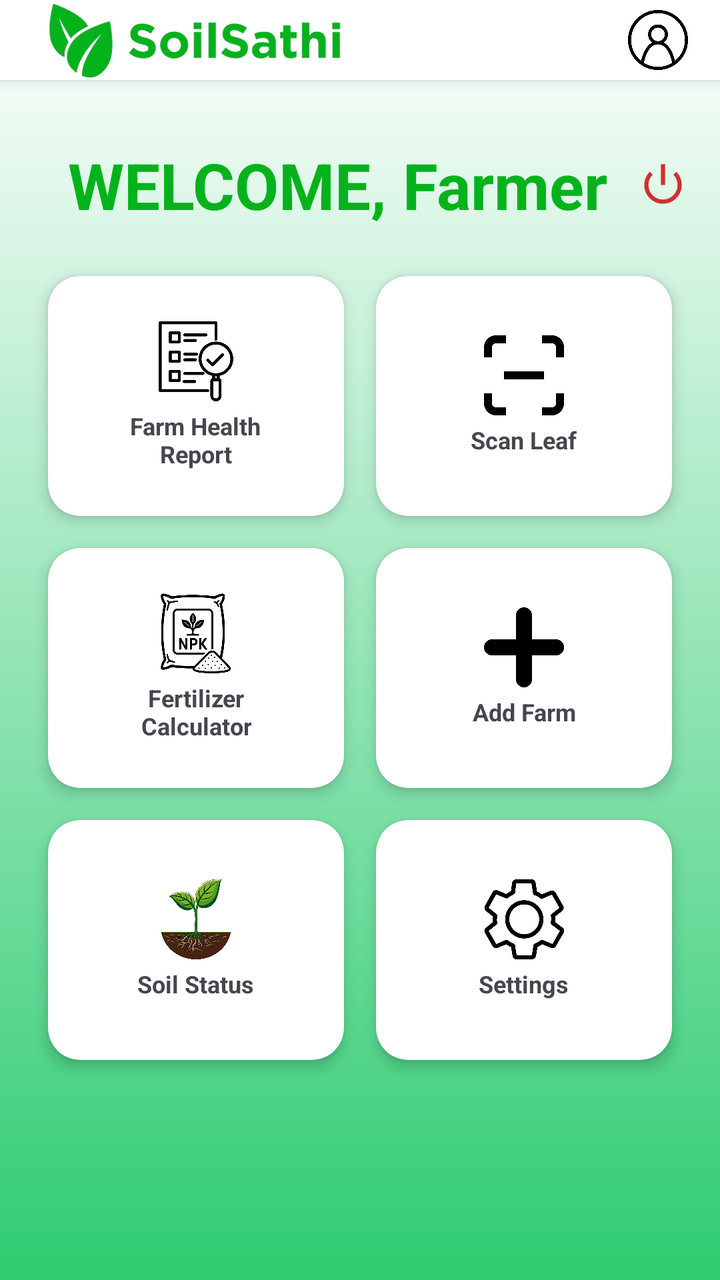
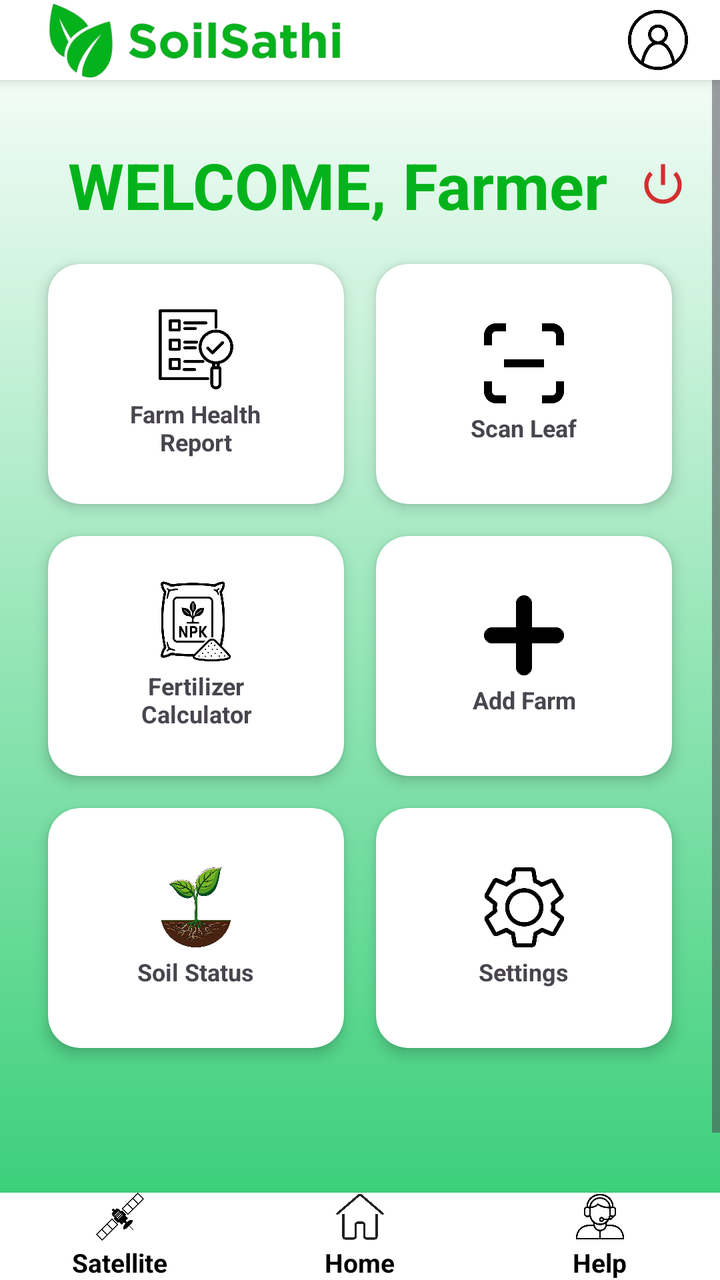

Compare the two renders of this Android layout. The source of the first and the diff that turns it into the second are given below.
<!-- AndroidManifest.xml: application theme Theme.FFHR -->
<!-- res/layout/activity_home.xml -->
<?xml version="1.0" encoding="utf-8"?>
<androidx.constraintlayout.widget.ConstraintLayout
    xmlns:android="http://schemas.android.com/apk/res/android"
    xmlns:app="http://schemas.android.com/apk/res-auto"
    android:layout_width="match_parent"
    android:layout_height="match_parent"
    android:background="@drawable/login_bg_gradient">

    <include
        android:id="@+id/my_header"
        layout="@layout/header_layout"
        android:layout_width="match_parent"
        android:layout_height="wrap_content"
        app:layout_constraintTop_toTopOf="parent"
        app:layout_constraintStart_toStartOf="parent"
        app:layout_constraintEnd_toEndOf="parent" />

    <ScrollView
        android:layout_width="match_parent"
        android:layout_height="0dp"
        android:fillViewport="true"
        app:layout_constraintTop_toBottomOf="@id/my_header"
        app:layout_constraintBottom_toBottomOf="parent">

        <androidx.constraintlayout.widget.ConstraintLayout
            android:layout_width="match_parent"
            android:layout_height="wrap_content"
            android:padding="16dp">

            <TextView
                android:id="@+id/tvGreeting"
                android:layout_width="0dp"
                android:layout_height="wrap_content"
                android:layout_marginStart="10dp"
                android:layout_marginTop="15dp"
                android:text=" WELCOME, Farmer"
                android:textColor="#04b31b"
                android:textSize="32sp"
                android:textStyle="bold"
                app:layout_constraintEnd_toStartOf="@+id/btnLogout"
                app:layout_constraintStart_toStartOf="parent"
                app:layout_constraintTop_toTopOf="parent" />

            <ImageView
                android:id="@+id/btnLogout"
                android:layout_width="25dp"
                android:layout_height="25dp"
                android:src="@android:drawable/ic_lock_power_off"
                app:tint="#D32F2F"
                android:clickable="true"
                android:focusable="true"
                android:background="?attr/selectableItemBackgroundBorderless"
                app:layout_constraintEnd_toEndOf="parent"
                app:layout_constraintTop_toTopOf="@id/tvGreeting"
                app:layout_constraintBottom_toBottomOf="@id/tvGreeting"/>

            <FrameLayout
                android:id="@+id/fragment_container_weather"
                android:layout_width="match_parent"
                android:layout_height="wrap_content"
                android:layout_marginTop="10dp"
                app:layout_constraintEnd_toEndOf="parent"
                app:layout_constraintHorizontal_bias="0.0"
                app:layout_constraintStart_toStartOf="parent"
                app:layout_constraintTop_toBottomOf="@id/tvGreeting" />

            <GridLayout
                android:id="@+id/gridLayout"
                android:layout_width="match_parent"
                android:layout_height="wrap_content"
                android:layout_marginBottom="80dp"
                android:alignmentMode="alignMargins"
                android:columnCount="2"
                android:rowCount="3"
                app:layout_constraintBottom_toBottomOf="parent"
                app:layout_constraintEnd_toEndOf="parent"
                app:layout_constraintStart_toStartOf="parent"
                app:layout_constraintTop_toBottomOf="@id/fragment_container_weather">

                <androidx.cardview.widget.CardView
                    android:id="@+id/cardHealthReport"
                    android:layout_width="0dp"
                    android:layout_height="120dp"
                    android:layout_columnWeight="1"
                    android:layout_margin="8dp"
                    app:cardCornerRadius="16dp"
                    app:cardElevation="4dp">

                    <LinearLayout
                        android:layout_width="match_parent"
                        android:layout_height="match_parent"
                        android:gravity="center"
                        android:orientation="vertical">

                        <ImageView
                            android:layout_width="40dp"
                            android:layout_height="40dp"
                            android:scaleType="fitCenter"
                            android:src="@drawable/report" />

                        <TextView
                            android:layout_width="wrap_content"
                            android:layout_height="wrap_content"
                            android:layout_marginTop="4dp"
                            android:text="Farm Health\nReport"
                            android:textAlignment="center"
                            android:textSize="12sp"
                            android:textStyle="bold" />
                    </LinearLayout>
                </androidx.cardview.widget.CardView>

                <androidx.cardview.widget.CardView
                    android:id="@+id/cardScanLeaf"
                    android:layout_width="0dp"
                    android:layout_height="120dp"
                    android:layout_columnWeight="1"
                    android:layout_margin="8dp"
                    app:cardCornerRadius="16dp"
                    app:cardElevation="4dp">

                    <LinearLayout
                        android:layout_width="match_parent"
                        android:layout_height="match_parent"
                        android:gravity="center"
                        android:orientation="vertical">

                        <ImageView
                            android:layout_width="40dp"
                            android:layout_height="40dp"
                            android:scaleType="fitCenter"
                            android:src="@drawable/scan" />

                        <TextView
                            android:layout_width="wrap_content"
                            android:layout_height="wrap_content"
                            android:layout_marginTop="4dp"
                            android:text="Scan Leaf"
                            android:textAlignment="center"
                            android:textSize="12sp"
                            android:textStyle="bold" />
                    </LinearLayout>
                </androidx.cardview.widget.CardView>

                <androidx.cardview.widget.CardView
                    android:id="@+id/cardFertilizer"
                    android:layout_width="0dp"
                    android:layout_height="120dp"
                    android:layout_columnWeight="1"
                    android:layout_margin="8dp"
                    app:cardCornerRadius="16dp"
                    app:cardElevation="4dp">

                    <LinearLayout
                        android:layout_width="match_parent"
                        android:layout_height="match_parent"
                        android:gravity="center"
                        android:orientation="vertical">

                        <ImageView
                            android:layout_width="40dp"
                            android:layout_height="40dp"
                            android:scaleType="fitCenter"
                            android:src="@drawable/ferti" />

                        <TextView
                            android:layout_width="wrap_content"
                            android:layout_height="wrap_content"
                            android:layout_marginTop="4dp"
                            android:text="Fertilizer\nCalculator"
                            android:textAlignment="center"
                            android:textSize="12sp"
                            android:textStyle="bold" />
                    </LinearLayout>
                </androidx.cardview.widget.CardView>

                <androidx.cardview.widget.CardView
                    android:id="@+id/cardAddFarm"
                    android:layout_width="0dp"
                    android:layout_height="120dp"
                    android:layout_columnWeight="1"
                    android:layout_margin="8dp"
                    app:cardCornerRadius="16dp"
                    app:cardElevation="4dp">

                    <LinearLayout
                        android:layout_width="match_parent"
                        android:layout_height="match_parent"
                        android:gravity="center"
                        android:orientation="vertical">

                        <ImageView
                            android:layout_width="40dp"
                            android:layout_height="40dp"
                            android:scaleType="fitCenter"
                            android:src="@drawable/addfarm" />

                        <TextView
                            android:layout_width="wrap_content"
                            android:layout_height="wrap_content"
                            android:layout_marginTop="4dp"
                            android:text="Add Farm"
                            android:textAlignment="center"
                            android:textSize="12sp"
                            android:textStyle="bold" />
                    </LinearLayout>
                </androidx.cardview.widget.CardView>

                <androidx.cardview.widget.CardView
                    android:id="@+id/cardSoilStatus"
                    android:layout_width="0dp"
                    android:layout_height="120dp"
                    android:layout_columnWeight="1"
                    android:layout_margin="8dp"
                    app:cardCornerRadius="16dp"
                    app:cardElevation="4dp">

                    <LinearLayout
                        android:layout_width="match_parent"
                        android:layout_height="match_parent"
                        android:gravity="center"
                        android:orientation="vertical">

                        <ImageView
                            android:layout_width="40dp"
                            android:layout_height="40dp"
                            android:scaleType="fitCenter"
                            android:src="@drawable/soil" />

                        <TextView
                            android:layout_width="wrap_content"
                            android:layout_height="wrap_content"
                            android:layout_marginTop="4dp"
                            android:text="Soil Status"
                            android:textAlignment="center"
                            android:textSize="12sp"
                            android:textStyle="bold" />
                    </LinearLayout>
                </androidx.cardview.widget.CardView>

                <androidx.cardview.widget.CardView
                    android:id="@+id/cardSettings"
                    android:layout_width="0dp"
                    android:layout_height="120dp"
                    android:layout_columnWeight="1"
                    android:layout_margin="8dp"
                    app:cardCornerRadius="16dp"
                    app:cardElevation="4dp">

                    <LinearLayout
                        android:layout_width="match_parent"
                        android:layout_height="match_parent"
                        android:gravity="center"
                        android:orientation="vertical">

                        <ImageView
                            android:layout_width="40dp"
                            android:layout_height="40dp"
                            android:scaleType="fitCenter"
                            android:src="@drawable/settings" />

                        <TextView
                            android:layout_width="wrap_content"
                            android:layout_height="wrap_content"
                            android:layout_marginTop="4dp"
                            android:text="Settings"
                            android:textAlignment="center"
                            android:textSize="12sp"
                            android:textStyle="bold" />
                    </LinearLayout>
                </androidx.cardview.widget.CardView>

            </GridLayout>

        </androidx.constraintlayout.widget.ConstraintLayout>
    </ScrollView>
</androidx.constraintlayout.widget.ConstraintLayout>
<!-- res/layout/header_layout.xml (included above) -->
<?xml version="1.0" encoding="utf-8"?>
<androidx.constraintlayout.widget.ConstraintLayout xmlns:android="http://schemas.android.com/apk/res/android"
    xmlns:app="http://schemas.android.com/apk/res-auto"
    android:layout_width="match_parent"
    android:layout_height="60dp"
    android:background="@android:color/white"
    android:elevation="4dp">

    <ImageView
        android:id="@+id/img_logo"
        android:layout_width="wrap_content"
        android:layout_height="40dp"
        android:layout_marginStart="16dp"
        android:adjustViewBounds="true"
        android:src="@drawable/logo"
        app:layout_constraintBottom_toBottomOf="parent"
        app:layout_constraintStart_toStartOf="parent"
        app:layout_constraintTop_toTopOf="parent" />

    <ImageView
        android:id="@+id/btn_profile"
        android:layout_width="30dp"
        android:layout_height="30dp"
        android:layout_marginEnd="16dp"
        android:src="@drawable/profile"
        app:layout_constraintBottom_toBottomOf="parent"
        app:layout_constraintEnd_toEndOf="parent"
        app:layout_constraintTop_toTopOf="parent" />

</androidx.constraintlayout.widget.ConstraintLayout>
<!-- resources referenced by this layout -->
<resources>
  <!-- drawable addfarm: jpg bitmap (drawable, 5048 bytes) -->
  <!-- drawable ferti: jpg bitmap (drawable, 50295 bytes) -->
  <!-- drawable login_bg_gradient (drawable) -->
  <?xml version="1.0" encoding="utf-8"?>
  <shape xmlns:android="http://schemas.android.com/apk/res/android">
      <gradient
          android:startColor="#FFFFFF"
          android:endColor="#2ECC71"
          android:angle="270"
          android:type="linear" />
  </shape>
  <!-- drawable logo: png bitmap (drawable, 44870 bytes) -->
  <!-- drawable profile: png bitmap (drawable, 7301 bytes) -->
  <!-- drawable report: jpg bitmap (drawable, 14294 bytes) -->
  <!-- drawable scan: jpg bitmap (drawable, 4345 bytes) -->
  <!-- drawable settings: jpg bitmap (drawable, 31676 bytes) -->
  <!-- drawable soil: jpg bitmap (drawable, 131638 bytes) -->
  <style name="Theme.FFHR" parent="Base.Theme.FFHR" />
  <style name="Base.Theme.FFHR" parent="Theme.Material3.DayNight.NoActionBar">
          
          
      </style>
</resources>

<!-- the commit's change to res/layout/activity_home.xml (unified diff, before → after) -->
@@ -14,10 +14,20 @@
         app:layout_constraintTop_toTopOf="parent"
         app:layout_constraintStart_toStartOf="parent"
         app:layout_constraintEnd_toEndOf="parent" />
+    <include
+        android:id="@+id/my_footer"
+        layout="@layout/footer_layout"
+        android:layout_width="match_parent"
+        android:layout_height="wrap_content"
+        app:layout_constraintBottom_toBottomOf="parent"
+        app:layout_constraintStart_toStartOf="parent"
+        app:layout_constraintEnd_toEndOf="parent" />
 
     <ScrollView
+        android:layout_height="0dp"
+        app:layout_constraintBottom_toTopOf="@id/my_footer"
         android:layout_width="match_parent"
-        android:layout_height="0dp"
+
         android:fillViewport="true"
         app:layout_constraintTop_toBottomOf="@id/my_header"
         app:layout_constraintBottom_toBottomOf="parent">
@@ -269,6 +279,7 @@
                     </LinearLayout>
                 </androidx.cardview.widget.CardView>
 
+
             </GridLayout>
 
         </androidx.constraintlayout.widget.ConstraintLayout>
@@ -305,3 +316,107 @@
         app:layout_constraintTop_toTopOf="parent" />
 
 </androidx.constraintlayout.widget.ConstraintLayout>
+<!-- res/layout/footer_layout.xml (included above) -->
+<?xml version="1.0" encoding="utf-8"?>
+<androidx.constraintlayout.widget.ConstraintLayout xmlns:android="http://schemas.android.com/apk/res/android"
+    xmlns:app="http://schemas.android.com/apk/res-auto"
+    android:layout_width="match_parent"
+    android:layout_height="60dp"
+    android:background="@android:color/white"
+    android:elevation="4dp">
+
+    <LinearLayout
+        android:id="@+id/btn_home"
+        android:layout_width="0dp"
+        android:layout_height="match_parent"
+        android:orientation="vertical"
+        android:gravity="center"
+        android:clickable="true"
+        android:focusable="true"
+        android:background="?attr/selectableItemBackgroundBorderless"
+        app:layout_constraintStart_toStartOf="parent"
+        app:layout_constraintEnd_toStartOf="@+id/btn_help"
+        app:layout_constraintHorizontal_weight="1"
+        app:layout_constraintTop_toTopOf="parent"
+        app:layout_constraintBottom_toBottomOf="parent">
+
+        <ImageView
+            android:layout_width="24dp"
+            android:layout_height="24dp"
+            android:src="@drawable/satellite"
+            android:scaleType="fitCenter" />
+
+        <TextView
+            android:layout_width="wrap_content"
+            android:layout_height="wrap_content"
+            android:layout_marginTop="2dp"
+            android:text="Satellite"
+            android:textColor="@android:color/black"
+            android:textSize="13sp"
+            android:textStyle="bold" />
+    </LinearLayout>
+
+    <LinearLayout
+        android:id="@+id/btn_help"
+        android:layout_width="0dp"
+        android:layout_height="match_parent"
+        android:orientation="vertical"
+        android:gravity="center"
+        android:clickable="true"
+        android:focusable="true"
+        android:background="?attr/selectableItemBackgroundBorderless"
+        app:layout_constraintStart_toEndOf="@+id/btn_home"
+        app:layout_constraintEnd_toStartOf="@+id/btn_satellite"
+        app:layout_constraintHorizontal_weight="1"
+        app:layout_constraintTop_toTopOf="parent"
+        app:layout_constraintBottom_toBottomOf="parent">
+
+        <ImageView
+            android:layout_width="24dp"
+            android:layout_height="24dp"
+            android:src="@drawable/home"
+            android:scaleType="fitCenter" />
+
+        <TextView
+            android:layout_width="wrap_content"
+            android:layout_height="wrap_content"
+            android:layout_marginTop="2dp"
+            android:text="Home"
+            android:textColor="@android:color/black"
+            android:textSize="13sp"
+            android:textStyle="bold" />
+    </LinearLayout>
+
+    <LinearLayout
+        android:id="@+id/btn_satellite"
+        android:layout_width="0dp"
+        android:layout_height="match_parent"
+        android:orientation="vertical"
+        android:gravity="center"
+        android:clickable="true"
+        android:focusable="true"
+        android:background="?attr/selectableItemBackgroundBorderless"
+        app:layout_constraintStart_toEndOf="@+id/btn_help"
+        app:layout_constraintEnd_toEndOf="parent"
+        app:layout_constraintHorizontal_weight="1"
+        app:layout_constraintTop_toTopOf="parent"
+        app:layout_constraintBottom_toBottomOf="parent">
+
+        <ImageView
+            android:id="@+id/my_footer"
+            android:layout_width="24dp"
+            android:layout_height="24dp"
+            android:scaleType="fitCenter"
+            android:src="@drawable/help" />
+
+        <TextView
+            android:layout_width="wrap_content"
+            android:layout_height="wrap_content"
+            android:layout_marginTop="2dp"
+            android:text="Help"
+            android:textColor="@android:color/black"
+            android:textSize="13sp"
+            android:textStyle="bold" />
+    </LinearLayout>
+
+</androidx.constraintlayout.widget.ConstraintLayout>
<!-- resource entries referenced after the edit -->
@@ -2,6 +2,8 @@
 <resources>
   <!-- drawable addfarm: jpg bitmap (drawable, 5048 bytes) -->
   <!-- drawable ferti: jpg bitmap (drawable, 50295 bytes) -->
+  <!-- drawable help: jpg bitmap (drawable, 20279 bytes) -->
+  <!-- drawable home: jpg bitmap (drawable, 10881 bytes) -->
   <!-- drawable login_bg_gradient (drawable) -->
   <?xml version="1.0" encoding="utf-8"?>
   <shape xmlns:android="http://schemas.android.com/apk/res/android">
@@ -14,6 +16,7 @@
   <!-- drawable logo: png bitmap (drawable, 44870 bytes) -->
   <!-- drawable profile: png bitmap (drawable, 7301 bytes) -->
   <!-- drawable report: jpg bitmap (drawable, 14294 bytes) -->
+  <!-- drawable satellite: jpg bitmap (drawable, 8326 bytes) -->
   <!-- drawable scan: jpg bitmap (drawable, 4345 bytes) -->
   <!-- drawable settings: jpg bitmap (drawable, 31676 bytes) -->
   <!-- drawable soil: jpg bitmap (drawable, 131638 bytes) -->
